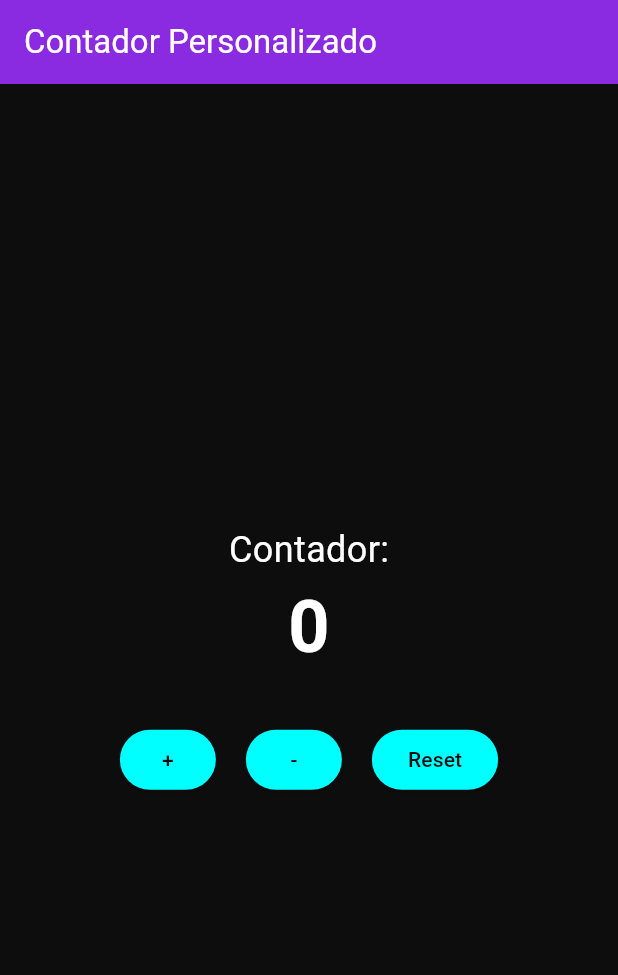
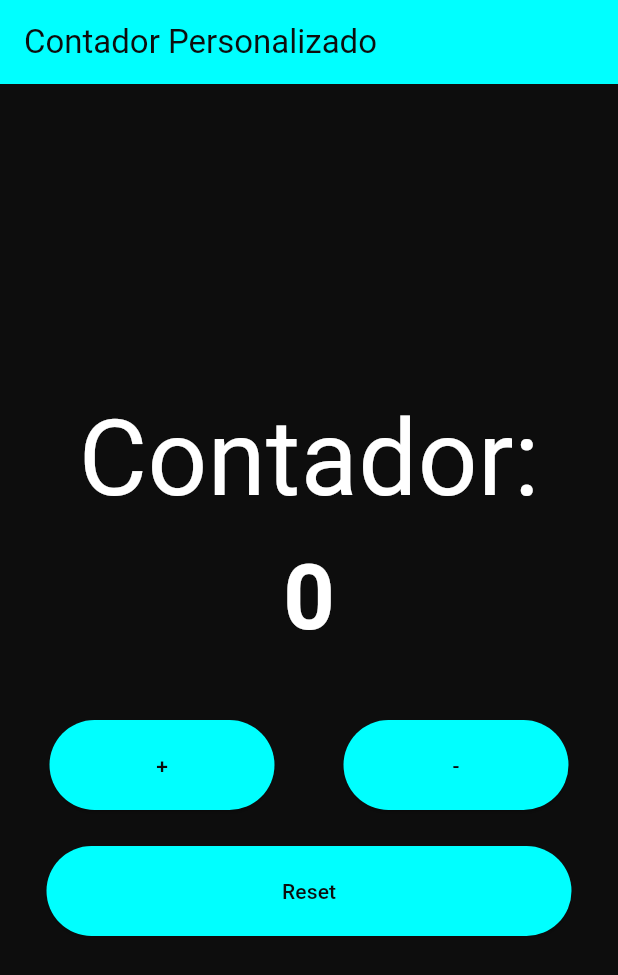
Before and after one commit to ning3n/contador_app, a Flutter app: the screen it shows after launch, on a phone screen of 412 x 824 dp. Shown: the top 975 px of the screen. Run offline on Flutter 3.47's test engine with Material 3 defaults, Android fonts, the phone set to English and light mode, and no system bars.

Commit message:
Updated button styling and added Core/app_colors.dart for the components styling

```diff
--- a/lib/core/app_colors.dart
+++ b/lib/core/app_colors.dart
@@ -0,0 +1,9 @@
+import 'dart:ui';
+
+class AppColors {
+  static const Color background = Color(0xFF0D0D0D);
+  static const Color appBarBackground = Color(0xFF8A2BE2);
+  static const Color textColor = Color(0xFFFFFFFF);
+  static const Color buttonBackground = Color(0xFF00FFFF);
+
+}
--- a/lib/screens/contador_personalizado_screen.dart
+++ b/lib/screens/contador_personalizado_screen.dart
@@ -1,3 +1,4 @@
+import 'package:contador_app/core/app_colors.dart';
 import 'package:flutter/material.dart';
 
 class ContadorPersonalizado extends StatefulWidget {
@@ -31,11 +32,11 @@ class _ContadorPersonalizado extends State<ContadorPersonalizado> {
   @override
   Widget build(BuildContext context) {
     return Scaffold(
-        backgroundColor: Color(0xFF0D0D0D),
+        backgroundColor: AppColors.background,
         appBar: AppBar(
             title: Text('Contador Personalizado'),
-            backgroundColor: Color(0xFF8A2BE2),
-            foregroundColor: Colors.white,
+            backgroundColor: AppColors.buttonBackground,
+            foregroundColor: AppColors.background,
         ),
         body: Center(
             child: Column(
@@ -43,22 +44,35 @@ class _ContadorPersonalizado extends State<ContadorPersonalizado> {
                 children: [
                     Text(
                         'Contador:',
-                        style: TextStyle(fontSize: 24, color: Colors.white),
+                        style: TextStyle(fontSize: 70, color: AppColors.textColor),
                     ),
                     Text(
                         '$_contador',
-                        style: TextStyle(fontSize: 48, fontWeight: FontWeight.bold, color: Colors.white),
+                        style: TextStyle(fontSize: 60, fontWeight: FontWeight.bold, color: AppColors.textColor),
                     ),
                     SizedBox(height: 30),
                     Row(
                         mainAxisAlignment: MainAxisAlignment.center,
                         children: [
-                            ElevatedButton(onPressed: _incrementar, style: ElevatedButton.styleFrom(backgroundColor: Color(0xFF00FFFF), foregroundColor: Color(0xFF0D0D0D)), child: Text('+'),),
-                            SizedBox(width: 20),
-                            ElevatedButton(onPressed: _decrementar, style: ElevatedButton.styleFrom(backgroundColor: Color(0xFF00FFFF), foregroundColor: Color(0xFF0D0D0D)), child: Text('-')),
-                            SizedBox(width: 20),
-                            ElevatedButton(onPressed: _resetear, style: ElevatedButton.styleFrom(backgroundColor: Color(0xFF00FFFF), foregroundColor: Color(0xFF0D0D0D)), child: Text('Reset')),
+                            Padding(
+                              padding: const EdgeInsets.all(8.0),
+                              child: SizedBox(height: 60, width: 150 ,child: ElevatedButton(onPressed: _incrementar, style: ElevatedButton.styleFrom(backgroundColor: AppColors.buttonBackground, foregroundColor: AppColors.background), child: Text('+'),)),
+                            ),
+                            SizedBox(width: 30),
+                            Padding(
+                              padding: const EdgeInsets.all(8.0),
+                              child: SizedBox(height: 60, width: 150 ,child: ElevatedButton(onPressed: _decrementar, style: ElevatedButton.styleFrom(backgroundColor: AppColors.buttonBackground, foregroundColor: AppColors.background), child: Text('-'))),
+                            ),
                         ],
+                    ),
+                    Row(
+                      mainAxisAlignment: MainAxisAlignment.center,
+                      children: [
+                        Padding(
+                          padding: const EdgeInsets.only(top: 16),
+                          child: SizedBox(height: 60, width: 350 ,child: ElevatedButton(onPressed: _resetear, style: ElevatedButton.styleFrom(backgroundColor: AppColors.buttonBackground, foregroundColor: AppColors.background), child: Text('Reset'))),
+                        )
+                      ],
                     )
                 ],
             ),
```
